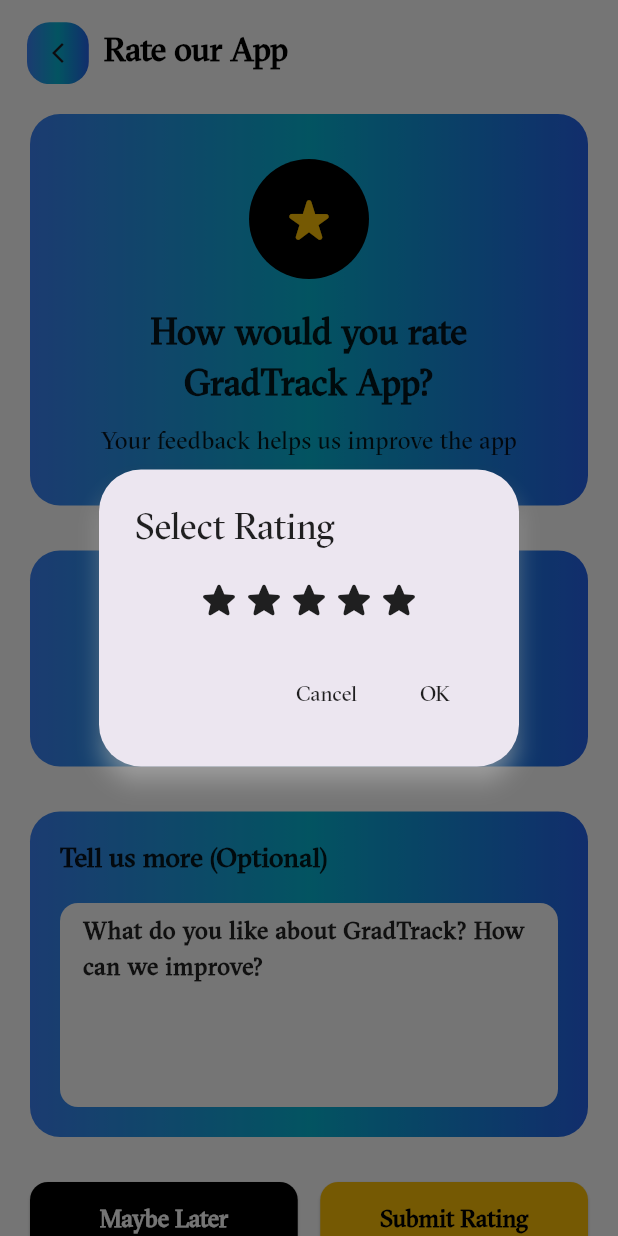
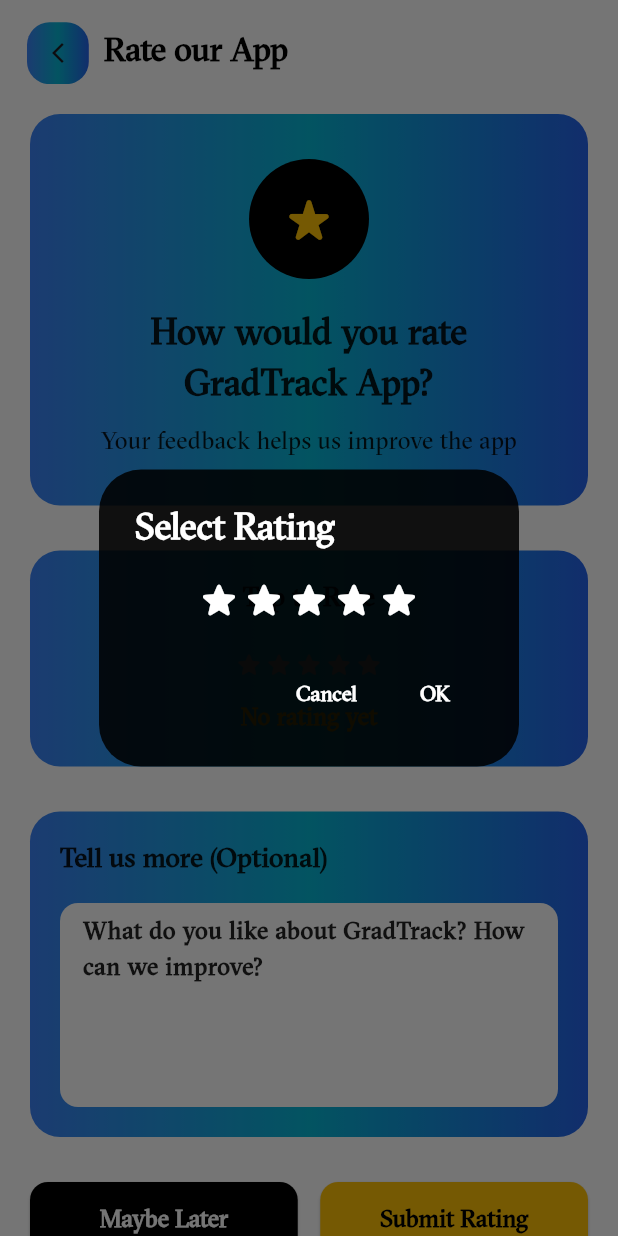
Before and after one commit to Donia-Abd-ElNasser/GradTrack, a Flutter app: the RateAppScreen screen opened by its route, after a tap on "Tap to Rate", on a phone screen of 412 x 824 dp. Run offline on Flutter 3.47's test engine with Material 3 defaults, Android fonts, the phone set to English and light mode, and no system bars; our stand-ins replace bloc, cloud_firestore, file_picker, firebase_auth, firebase_core, firebase_storage and 6 more; missing offline and left inert: flutter_pdfview; accounts and stored records are empty.

Commit message:
final retouches

```diff
--- a/lib/core/custom_app_bar.dart
+++ b/lib/core/custom_app_bar.dart
@@ -13,6 +13,7 @@
       height: 62,
       width: MediaQuery.of(context).size.width,
       decoration: BoxDecoration(
+
         borderRadius: BorderRadius.circular(25),
         // gradient: const LinearGradient(
         //   begin: Alignment.topLeft,
@@ -23,7 +24,7 @@
         //     Color(0xFF2563EB),
         //   ],
         // ),
-        color: Colors.transparent
+        color: Colors.white
       ),
       child: Row(
         children: [
--- a/lib/screens/auth/login/student_login.dart
+++ b/lib/screens/auth/login/student_login.dart
@@ -106,6 +106,7 @@
                         border: Border.all(color: Colors.black87, width: 1),
                       ),
                       child: TextFormField(
+                        cursorColor: Colors.black87,
                         validator: (data) {
                           if (data!.isEmpty) {
                             return 'Student Name is required';
@@ -142,6 +143,7 @@
                         border: Border.all(color: Colors.black87, width: 1),
                       ),
                       child: TextFormField(
+                        cursorColor: Colors.black87,
                         validator: (data) {
                           if (data!.isEmpty) {
                             return 'Student Code is required';
--- a/lib/screens/auth/login/supervisor_login.dart
+++ b/lib/screens/auth/login/supervisor_login.dart
@@ -106,6 +106,7 @@
                         border: Border.all(color: Colors.black87, width: 1),
                       ),
                       child: TextFormField(
+                        cursorColor: Colors.black87,
                         controller: nameController,
                         validator: (data) {
                           if (data!.isEmpty) {
@@ -143,6 +144,7 @@
                         border: Border.all(color: Colors.black87, width: 1),
                       ),
                       child: TextFormField(
+                        cursorColor: Colors.black87,
                         controller: phoneController,
                         validator: (data) {
                           if (data!.isEmpty) {
--- a/lib/screens/profile/about_gradtrack.dart
+++ b/lib/screens/profile/about_gradtrack.dart
@@ -16,8 +16,8 @@
       appBar: AppBar(
         automaticallyImplyLeading: false,
         backgroundColor: Colors.white,
-        elevation: 0,
-
+    foregroundColor: Colors.white,
+      surfaceTintColor: Colors.white,
         title: CustomProfileBackButon(width: width, text: 'About')
       ),
       body: SingleChildScrollView(
--- a/lib/screens/profile/ai_assistant.dart
+++ b/lib/screens/profile/ai_assistant.dart
@@ -16,7 +16,7 @@
       appBar: AppBar(
         automaticallyImplyLeading: false,
         backgroundColor: Colors.white,
-        elevation: 0,
+
 
         title: CustomProfileBackButon(width: width, text: 'Ai Assistant')
       ),
--- a/lib/screens/profile/rate_gradtrack.dart
+++ b/lib/screens/profile/rate_gradtrack.dart
@@ -24,10 +24,10 @@
   builder: (context) {
     int tempRating = selectedRating; // تبدأ بالقيمة الحالية
     return AlertDialog(
-      shadowColor: Colors.white,
+      backgroundColor: Colors.black87,
       title: const Text(
         "Select Rating",
-        style: TextStyle(color: Colors.black87),
+        style: TextStyle(color: Colors.white,fontWeight: FontWeight.w700),
       ),
       content: StatefulBuilder(
         builder: (context, setStateDialog) {
@@ -42,7 +42,7 @@
                 },
                 child: Icon(
                   Icons.star_rounded,
-                  color: index < tempRating ? Colors.amber : Colors.black87,
+                  color: index < tempRating ? Colors.amber : Colors.white,
                   size: 30,
                 ),
               );
@@ -55,19 +55,19 @@
           onPressed: () => Navigator.pop(context), // Cancel
           child: const Text(
             "Cancel",
-            style: TextStyle(color: Colors.black87),
+            style: TextStyle(color: Colors.white,fontWeight: FontWeight.w700),
           ),
         ),
         TextButton(
           onPressed: () {
             setState(() {
-              selectedRating = tempRating; // حفظ التقييم عند OK
+              selectedRating = tempRating;
             });
             Navigator.pop(context);
           },
           child: const Text(
             "OK",
-            style: TextStyle(color: Colors.black87),
+            style: TextStyle(color: Colors.white,fontWeight: FontWeight.w700),
           ),
         ),
       ],
@@ -85,7 +85,7 @@
       appBar: AppBar(
         automaticallyImplyLeading: false,
         backgroundColor: Colors.white,
-        elevation: 0,
+
         title: CustomProfileBackButon(width: width, text: 'Rate our App'),
       ),
       body: SingleChildScrollView(
```
Also changed, not shown: lib/screens/auth/register/student_register.dart (deleted, +0 -10 lines), lib/screens/auth/register/supervisor_register.dart (deleted, +0 -10 lines), lib/screens/chat/view/uploadimage_and_pdf.dart (+4 -3 lines), lib/screens/profile/profile_back_button.dart (line endings or trailing spaces).
